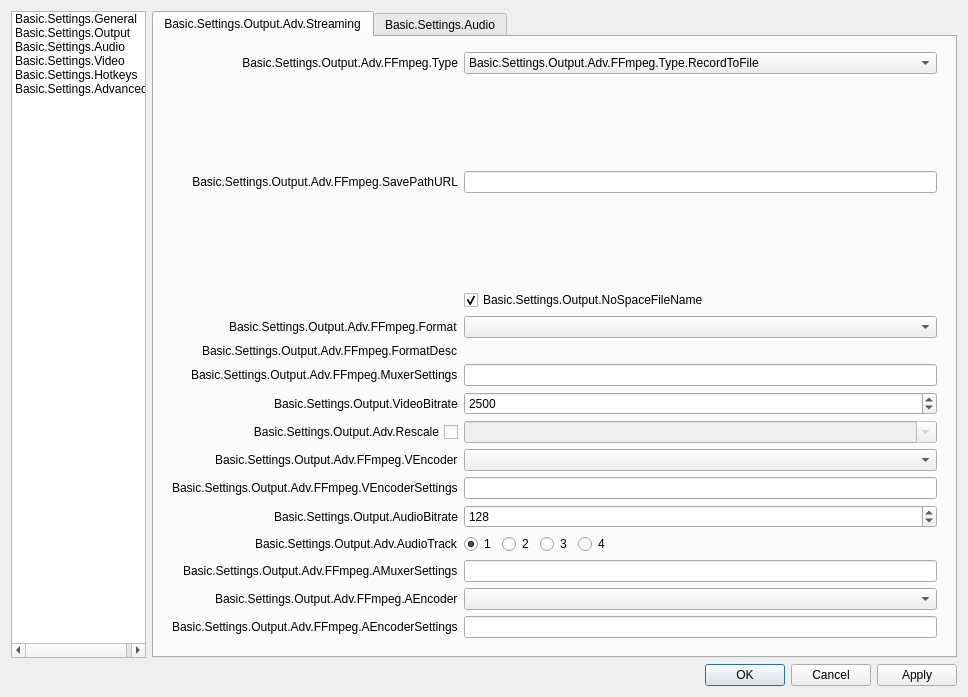
mixer/tachyon, file obs/forms/OBSBasicSettings.ui: the form before one commit.
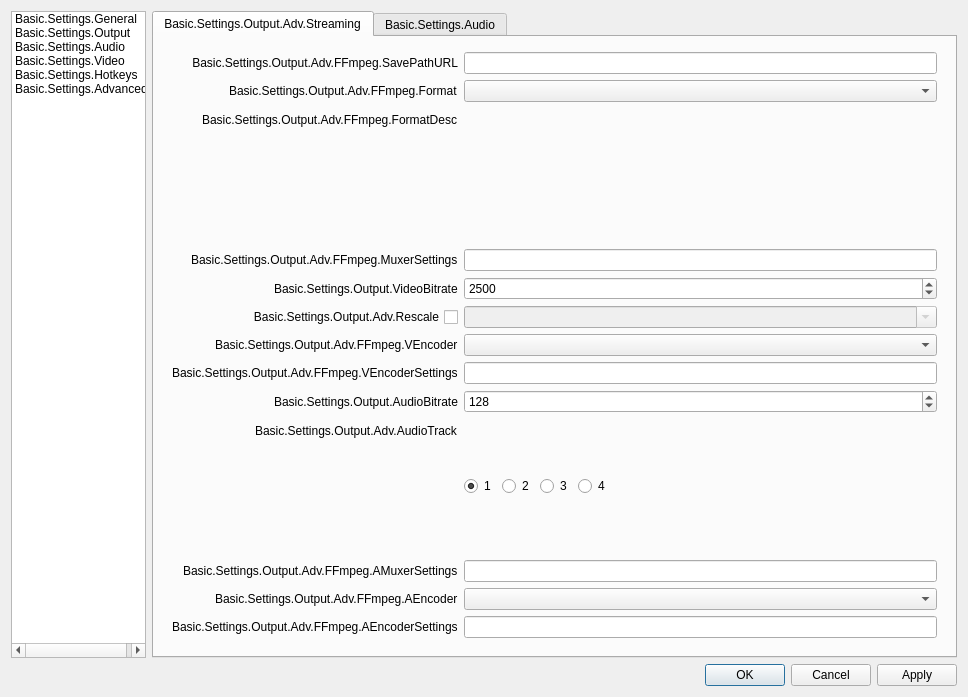
The form after the commit. Icons and pictures are not drawn.

Commit message:
Made URL handling code in FFMpeg GUI sane
Old URL code used a stacked widget, and flipped between file and URL. Deleted that
and redid it to just be a standard QLineEdit for sanity  purposes.

Patch:
```diff
--- a/obs/forms/OBSBasicSettings.ui
+++ b/obs/forms/OBSBasicSettings.ui
@@ -265,42 +265,6 @@
                       <number>0</number>
                      </property>
                      <item row="0" column="0">
-                      <widget class="QLabel" name="label_48">
-                       <property name="sizePolicy">
-                        <sizepolicy hsizetype="Preferred" vsizetype="Expanding">
-                         <horstretch>0</horstretch>
-                         <verstretch>0</verstretch>
-                        </sizepolicy>
-                       </property>
-                       <property name="minimumSize">
-                        <size>
-                         <width>170</width>
-                         <height>0</height>
-                        </size>
-                       </property>
-                       <property name="text">
-                        <string>Basic.Settings.Output.Adv.FFmpeg.Type</string>
-                       </property>
-                       <property name="alignment">
-                        <set>Qt::AlignRight|Qt::AlignTrailing|Qt::AlignVCenter</set>
-                       </property>
-                      </widget>
-                     </item>
-                     <item row="0" column="1">
-                      <widget class="QComboBox" name="advOutFFType">
-                       <item>
-                        <property name="text">
-                         <string>Basic.Settings.Output.Adv.FFmpeg.Type.RecordToFile</string>
-                        </property>
-                       </item>
-                       <item>
-                        <property name="text">
-                         <string>Basic.Settings.Output.Adv.FFmpeg.Type.URL</string>
-                        </property>
-                       </item>
-                      </widget>
-                     </item>
-                     <item row="1" column="0">
                       <widget class="QLabel" name="label_36">
                        <property name="sizePolicy">
                         <sizepolicy hsizetype="Preferred" vsizetype="Expanding">
@@ -322,107 +286,48 @@
                        </property>
                       </widget>
                      </item>
-                     <item row="1" column="1">
-                      <widget class="QStackedWidget" name="stackedWidget_2">
-                       <property name="currentIndex">
-                        <number>0</number>
-                       </property>
-                       <widget class="QWidget" name="page_5">
-                        <layout class="QHBoxLayout" name="horizontalLayout_12">
-                         <property name="spacing">
-                          <number>3</number>
-                         </property>
-                         <property name="leftMargin">
-                          <number>0</number>
-                         </property>
-                         <property name="topMargin">
-                          <number>0</number>
-                         </property>
-                         <property name="rightMargin">
-                          <number>0</number>
-                         </property>
-                         <property name="bottomMargin">
-                          <number>0</number>
-                         </property>
-                         <item>
-                          <widget class="QLineEdit" name="advOutFFRecPath">
-                           <property name="readOnly">
-                            <bool>true</bool>
-                           </property>
-                          </widget>
-                         </item>
-                        </layout>
-                       </widget>
-                       <widget class="QWidget" name="page_4">
-                        <layout class="QHBoxLayout" name="horizontalLayout_8">
-                         <property name="spacing">
-                          <number>0</number>
-                         </property>
-                         <property name="leftMargin">
-                          <number>0</number>
-                         </property>
-                         <property name="topMargin">
-                          <number>0</number>
-                         </property>
-                         <property name="rightMargin">
-                          <number>0</number>
-                         </property>
-                         <property name="bottomMargin">
-                          <number>0</number>
-                         </property>
-                         <item>
-                          <widget class="QLineEdit" name="advOutFFURL">
-                           <property name="enabled">
-                            <bool>true</bool>
-                           </property>
-                          </widget>
-                         </item>
-                        </layout>
-                       </widget>
-                      </widget>
-                     </item>
-                     <item row="3" column="0">
+                     <item row="1" column="0">
                       <widget class="QLabel" name="label_16">
                        <property name="text">
                         <string>Basic.Settings.Output.Adv.FFmpeg.Format</string>
                        </property>
                       </widget>
                      </item>
-                     <item row="3" column="1">
+                     <item row="1" column="1">
                       <widget class="QComboBox" name="advOutFFFormat"/>
                      </item>
-                     <item row="4" column="0">
+                     <item row="2" column="0">
                       <widget class="QLabel" name="label_44">
                        <property name="text">
                         <string>Basic.Settings.Output.Adv.FFmpeg.FormatDesc</string>
                        </property>
                       </widget>
                      </item>
-                     <item row="4" column="1">
+                     <item row="2" column="1">
                       <widget class="QLabel" name="advOutFFFormatDesc">
                        <property name="text">
                         <string/>
                        </property>
                       </widget>
                      </item>
-                     <item row="5" column="0">
+                     <item row="3" column="0">
                       <widget class="QLabel" name="label_1337">
                        <property name="text">
                         <string>Basic.Settings.Output.Adv.FFmpeg.MuxerSettings</string>
                        </property>
                       </widget>
                      </item>
-                     <item row="5" column="1">
+                     <item row="3" column="1">
                       <widget class="QLineEdit" name="advOutFFMCfg"/>
                      </item>
-                     <item row="6" column="0">
+                     <item row="4" column="0">
                       <widget class="QLabel" name="label_40">
                        <property name="text">
                         <string>Basic.Settings.Output.VideoBitrate</string>
                        </property>
                       </widget>
                      </item>
-                     <item row="6" column="1">
+                     <item row="4" column="1">
                       <widget class="QSpinBox" name="advOutFFVBitrate">
                        <property name="minimum">
                         <number>0</number>
@@ -435,7 +340,7 @@
                        </property>
                       </widget>
                      </item>
-                     <item row="7" column="0">
+                     <item row="5" column="0">
                       <widget class="QCheckBox" name="advOutFFUseRescale">
                        <property name="sizePolicy">
                         <sizepolicy hsizetype="Minimum" vsizetype="Expanding">
@@ -451,7 +356,7 @@
                        </property>
                       </widget>
                      </item>
-                     <item row="7" column="1">
+                     <item row="5" column="1">
                       <widget class="QComboBox" name="advOutFFRescale">
                        <property name="enabled">
                         <bool>false</bool>
@@ -461,34 +366,34 @@
                        </property>
                       </widget>
                      </item>
-                     <item row="8" column="0">
+                     <item row="6" column="0">
                       <widget class="QLabel" name="label_37">
                        <property name="text">
                         <string>Basic.Settings.Output.Adv.FFmpeg.VEncoder</string>
                        </property>
                       </widget>
                      </item>
-                     <item row="8" column="1">
+                     <item row="6" column="1">
                       <widget class="QComboBox" name="advOutFFVEncoder"/>
                      </item>
-                     <item row="10" column="0">
+                     <item row="8" column="0">
                       <widget class="QLabel" name="label_38">
                        <property name="text">
                         <string>Basic.Settings.Output.Adv.FFmpeg.VEncoderSettings</string>
                        </property>
                       </widget>
                      </item>
-                     <item row="10" column="1">
+                     <item row="8" column="1">
                       <widget class="QLineEdit" name="advOutFFVCfg"/>
                      </item>
-                     <item row="11" column="0">
+                     <item row="9" column="0">
                       <widget class="QLabel" name="label_41">
                        <property name="text">
                         <string>Basic.Settings.Output.AudioBitrate</string>
                        </property>
                       </widget>
                      </item>
-                     <item row="11" column="1">
+                     <item row="9" column="1">
                       <widget class="QSpinBox" name="advOutFFABitrate">
                        <property name="minimum">
                         <number>32</number>
@@ -504,14 +409,14 @@
                        </property>
                       </widget>
                      </item>
-                     <item row="12" column="0">
+                     <item row="10" column="0">
                       <widget class="QLabel" name="label_47">
                        <property name="text">
                         <string>Basic.Settings.Output.Adv.AudioTrack</string>
                        </property>
                       </widget>
                      </item>
-                     <item row="12" column="1">
+                     <item row="10" column="1">
                       <widget class="QWidget" name="widget_10" native="true">
                        <property name="sizePolicy">
                         <sizepolicy hsizetype="Maximum" vsizetype="Preferred">
@@ -596,15 +501,8 @@
                      <item row="16" column="1">
                       <widget class="QLineEdit" name="advOutFFACfg"/>
                      </item>
-                     <item row="2" column="1">
-                      <widget class="QCheckBox" name="advOutFFNoSpace">
-                       <property name="text">
-                        <string>Basic.Settings.Output.NoSpaceFileName</string>
-                       </property>
-                       <property name="checked">
-                        <bool>true</bool>
-                       </property>
-                      </widget>
+                     <item row="0" column="1">
+                      <widget class="QLineEdit" name="advOutFFURL"/>
                      </item>
                     </layout>
                    </widget>
```
Left out of the diff: 93 changed lines with no effect on the pictures. The commit also changes 2 other files.
